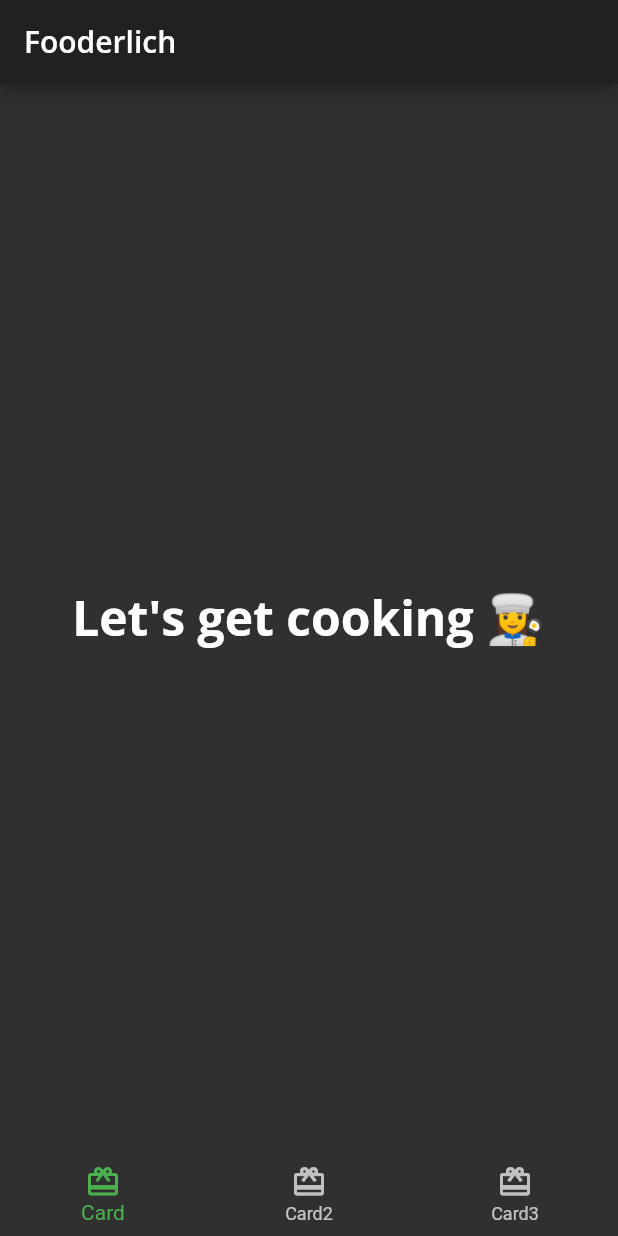
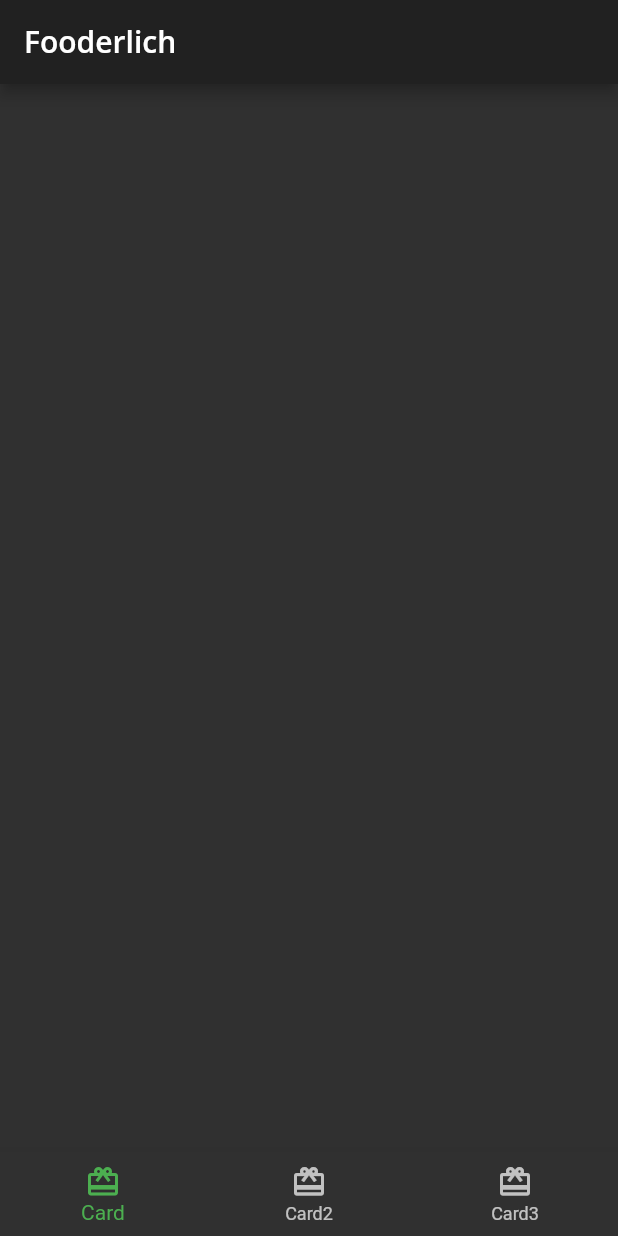
Before and after one commit to Mwita04/starter, a Flutter app: the screen it shows after launch, on a phone screen of 412 x 824 dp. Run offline on Flutter 3.47's test engine with Material 2 defaults, Android fonts, the phone set to English and light mode, and no system bars; our stand-ins replace google_fonts.

Commit message:
commit on master

```diff
--- /dev/null
+++ b/lib/card1.dart
@@ -0,0 +1,20 @@
+import 'package:flutter/material.dart';
+
+class Card1 extends StatelessWidget {
+  const Card1({Key? key}) : super(key: key);
+  // 1
+  final String category = 'Editor\'s Choice';
+  final String title = 'The Art of Dough';
+  final String description = 'Learn to make the perfect bread.';
+  final String chef = 'Ray Wenderlich';
+
+  // 2
+  @override
+  Widget build(BuildContext context) {
+    // 3
+    return Center(
+      // TODO: Card1 Decorate Container
+      child: Container(),
+    );
+  }
+}
--- a/lib/home.dart
+++ b/lib/home.dart
@@ -1,4 +1,5 @@
 import 'package:flutter/material.dart';
+import 'card1.dart';
 
 //Immplemented bottom nav tab bar item
 // 1
@@ -10,7 +11,20 @@ class Home extends StatefulWidget {
 }
 
 class _HomeState extends State<Home> {
+  static List<Widget> pages = <Widget>[
+    const Card1(),
+    Container(color: Colors.green),
+    Container(color: Colors.blue),
+  ];
+
   // TODO: Add state variables and functions
+  int _selectedIndex = 0;
+
+  void _onItemTapped(int index) {
+    setState(() {
+      _selectedIndex = index;
+    });
+  }
 
   @override
   Widget build(BuildContext context) {
@@ -22,11 +36,9 @@ class _HomeState extends State<Home> {
           style: Theme.of(context).textTheme.headline6,
         ),
       ),
-      // TODO: Show selected tab
-      body: Center(
-          child: Text('Let\'s get cooking 👩‍🍳',
-              // 3
-              style: Theme.of(context).textTheme.headline1)),
+
+      body: pages[_selectedIndex],
+
       // TODO: Add bottom navigation bar
       // 4
       bottomNavigationBar: BottomNavigationBar(
@@ -34,6 +46,10 @@ class _HomeState extends State<Home> {
         selectedItemColor: Theme.of(context).textSelectionTheme.selectionColor,
         // TODO: Set selected tab bar
         // 6
+        currentIndex: _selectedIndex,
+
+        onTap: _onItemTapped,
+
         items: <BottomNavigationBarItem>[
           const BottomNavigationBarItem(
             icon: Icon(Icons.card_giftcard),
```
